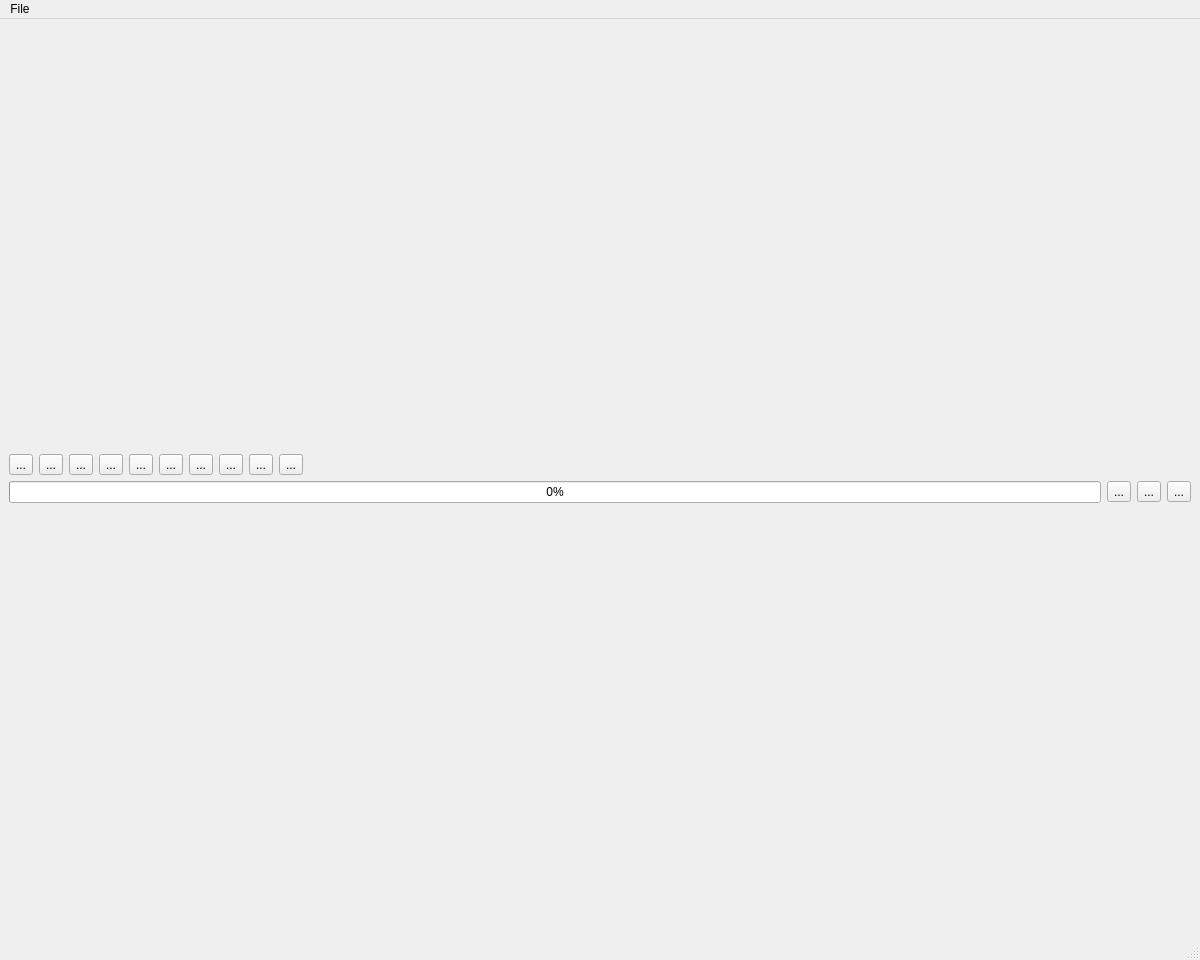
mantidproject/mantid, file scripts/Interface/ui/drill/main/main.ui: the form before one commit.
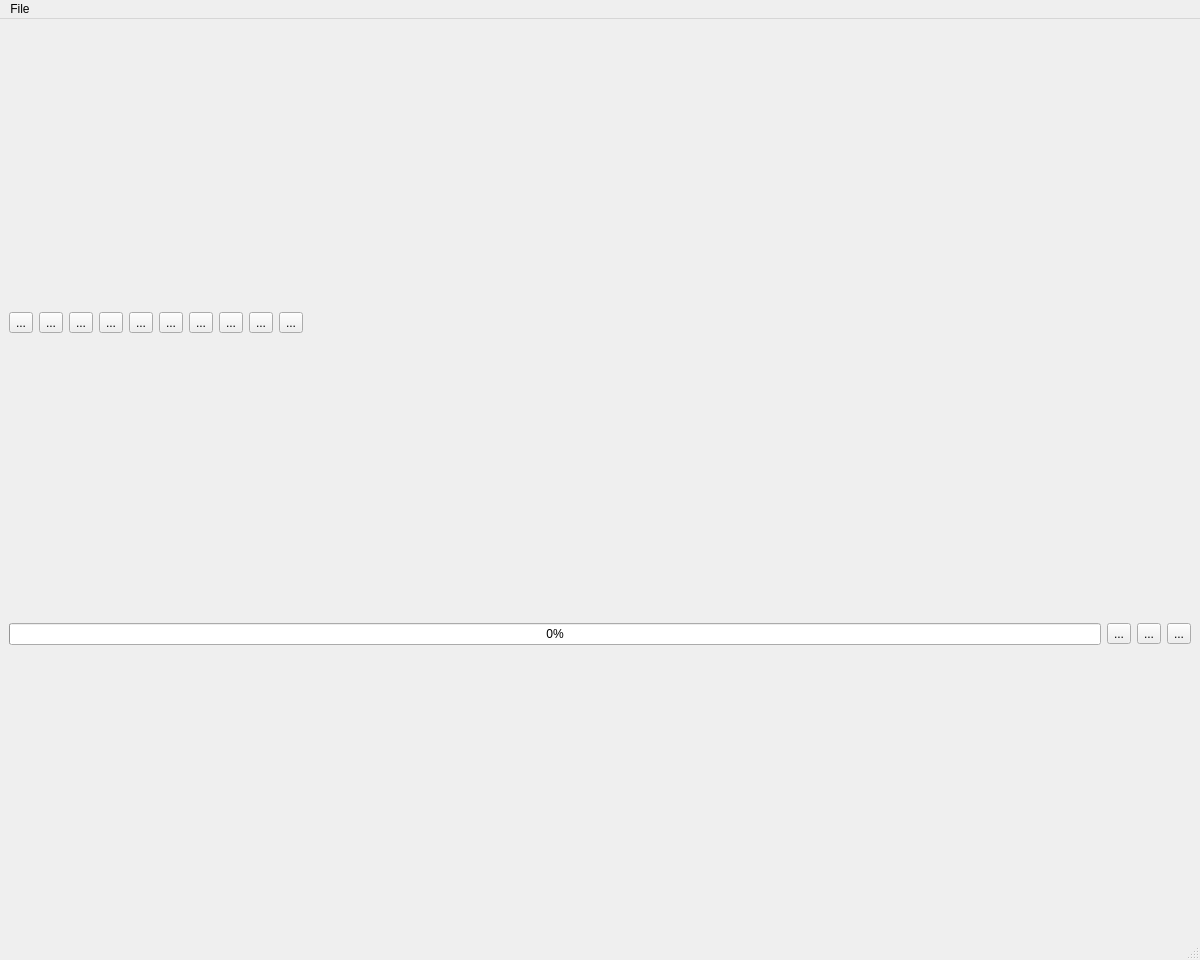
The form after the commit.

Commit message: [DRILL] removed uneeded layout

Diff of the .ui file:
```diff
--- a/scripts/Interface/ui/drill/main/main.ui
+++ b/scripts/Interface/ui/drill/main/main.ui
@@ -26,9 +26,7 @@
    <property name="styleSheet">
     <string notr="true"/>
    </property>
-   <layout class="QVBoxLayout" name="verticalLayout_2">
-    <item>
-     <layout class="QVBoxLayout" name="mainLayout">
+   <layout class="QVBoxLayout" name="verticalLayout_2" stretch="0,1,0">
       <item>
        <layout class="QHBoxLayout" name="toolbar">
         <item>
@@ -195,8 +193,6 @@
        </layout>
       </item>
      </layout>
-    </item>
-   </layout>
   </widget>
   <widget class="QMenuBar" name="menubar">
    <property name="geometry">
```
Left out of the diff: 2 changed lines with no effect on the pictures. Lines whose indentation alone changed are shown as unchanged.
